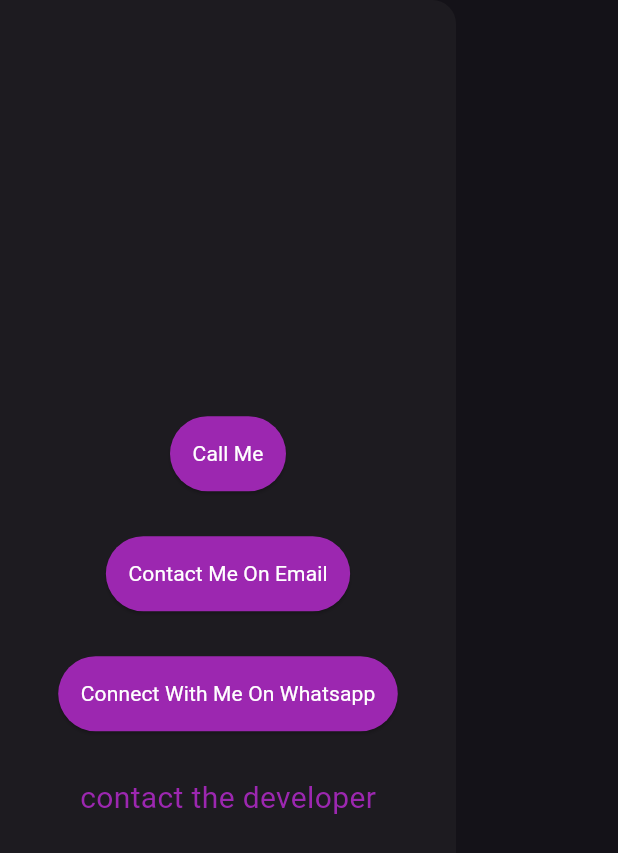
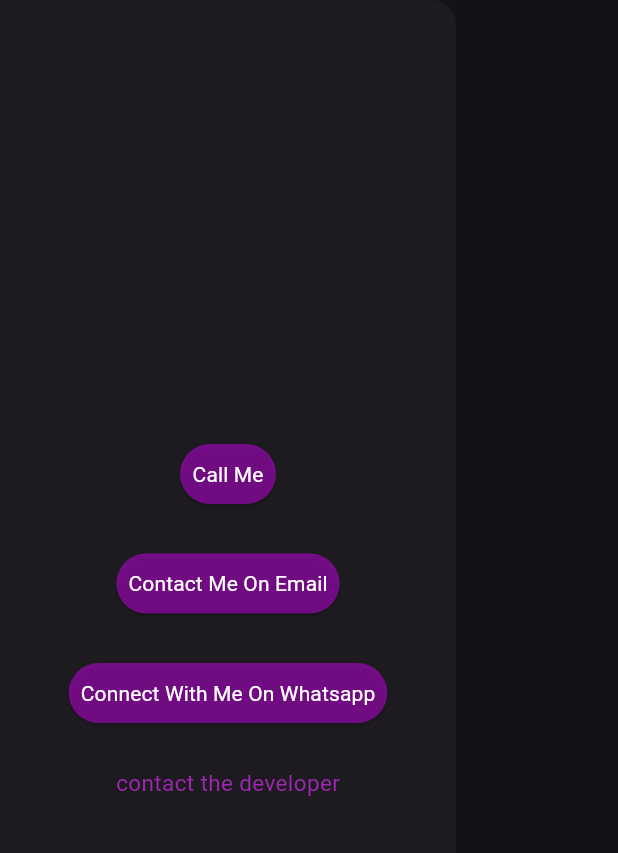
Before and after one commit to BlessingLuphahla/flutter-to-do-app, a Flutter app: the ReddDrawer widget shown alone on an empty page, opened directly, on a phone screen of 412 x 824 dp. Shown: the top 853 px of the screen. Run offline on Flutter 3.47's test engine with Material 3 defaults, Android fonts, the phone set to English and light mode, and no system bars; our stand-ins replace flutter_slidable, hive_flutter; accounts and stored records are empty.

Commit message:
file updates

```diff
--- a/lib/main.dart
+++ b/lib/main.dart
@@ -1,6 +1,5 @@
 import 'package:flutter/material.dart';
 import 'package:to_do_app/pages/home_page.dart';
-import 'package:to_do_app/utils/redd_button.dart';
 import 'package:hive_flutter/hive_flutter.dart';
 
 void main() async {
--- a/lib/pages/home_page.dart
+++ b/lib/pages/home_page.dart
@@ -4,7 +4,6 @@ import 'package:to_do_app/utils/redd_drawer.dart';
 import 'package:to_do_app/utils/to_do_tile.dart';
 import 'package:to_do_app/data/to_do_database.dart';
 import 'package:hive_flutter/hive_flutter.dart';
-import 'package:url_launcher/url_launcher.dart';
 
 class HomePage extends StatefulWidget {
   const HomePage({super.key});
--- a/lib/utils/redd_drawer.dart
+++ b/lib/utils/redd_drawer.dart
@@ -4,20 +4,20 @@ import 'package:url_launcher/url_launcher.dart';
 class ReddDrawer extends StatelessWidget {
   ButtonStyle buttonStyle() {
     return ButtonStyle(
-        padding: WidgetStatePropertyAll(EdgeInsets.all(15)),
+        padding: const WidgetStatePropertyAll(EdgeInsets.all(8)),
         foregroundColor: WidgetStateColor.resolveWith((_) {
-          return Color.fromARGB(255, 255, 255, 255);
+          return const Color.fromARGB(255, 255, 255, 255);
         }),
         backgroundColor: WidgetStateColor.resolveWith((_) {
-          return Colors.purple;
+          return const Color.fromARGB(118, 217, 1, 255);
         }));
   }
 
   static const sizedBoxHeight = SizedBox(
-    height: 30,
+    height: 25,
   );
 
-  const ReddDrawer({Key? key}) : super(key: key);
+  const ReddDrawer({super.key});
 
   @override
   Widget build(BuildContext context) {
@@ -58,7 +58,7 @@ class ReddDrawer extends StatelessWidget {
             style: TextStyle(
                 color: Colors.purple,
                 fontWeight: FontWeight.w500,
-                fontSize: 20),
+                fontSize: 15),
           )
         ],
       ),
```
Also changed, not shown: 6 other files.
